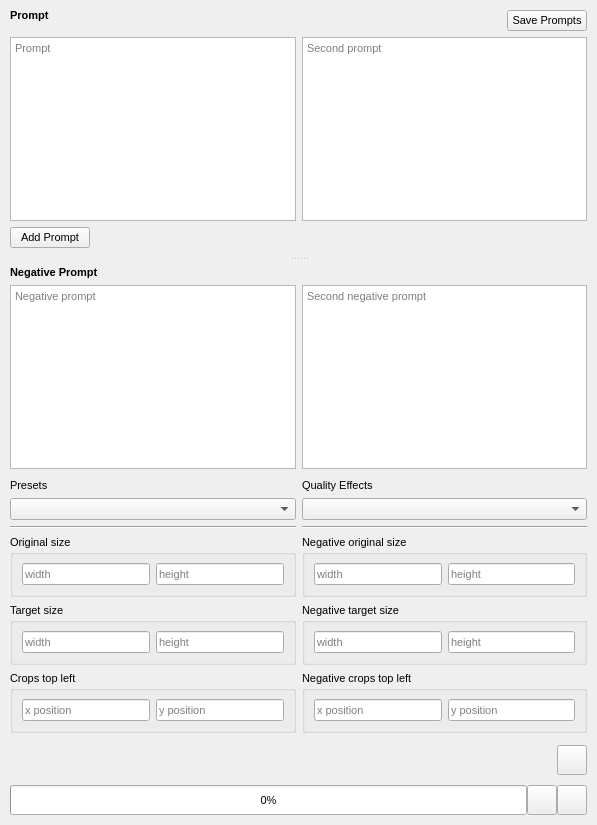
This is src/airunner/components/art/gui/widgets/stablediffusion/templates/stablediffusion_generator_form.ui in Capsize-Games/airunner as Qt 5 draws it before an edit. The edited form follows.
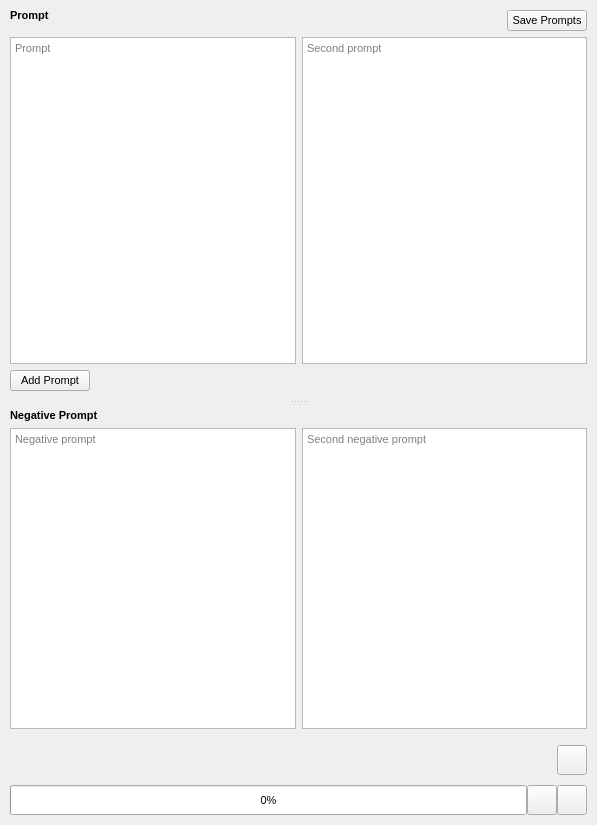
This is the edited form. Icons and pictures are not drawn. Custom widgets are drawn as their Qt base class.

```diff
--- a/src/airunner/components/art/gui/widgets/stablediffusion/templates/stablediffusion_generator_form.ui
+++ b/src/airunner/components/art/gui/widgets/stablediffusion/templates/stablediffusion_generator_form.ui
@@ -250,235 +250,6 @@
              <property name="bottomMargin">
               <number>0</number>
              </property>
-             <item>
-              <layout class="QHBoxLayout" name="horizontalLayout">
-               <item>
-                <layout class="QVBoxLayout" name="verticalLayout">
-                 <item>
-                  <widget class="QLabel" name="label_2">
-                   <property name="text">
-                    <string>Presets</string>
-                   </property>
-                  </widget>
-                 </item>
-                 <item>
-                  <widget class="QComboBox" name="image_presets"/>
-                 </item>
-                 <item>
-                  <widget class="Line" name="line_2">
-                   <property name="orientation">
-                    <enum>Qt::Orientation::Horizontal</enum>
-                   </property>
-                  </widget>
-                 </item>
-                </layout>
-               </item>
-               <item>
-                <layout class="QVBoxLayout" name="quality_effects_container">
-                 <item>
-                  <widget class="QLabel" name="label_3">
-                   <property name="text">
-                    <string>Quality Effects</string>
-                   </property>
-                  </widget>
-                 </item>
-                 <item>
-                  <widget class="QComboBox" name="quality_effects">
-                   <item>
-                    <property name="text">
-                     <string/>
-                    </property>
-                   </item>
-                   <item>
-                    <property name="text">
-                     <string>Normal</string>
-                    </property>
-                   </item>
-                   <item>
-                    <property name="text">
-                     <string>Upscaled</string>
-                    </property>
-                   </item>
-                   <item>
-                    <property name="text">
-                     <string>Downscaled</string>
-                    </property>
-                   </item>
-                  </widget>
-                 </item>
-                 <item>
-                  <widget class="Line" name="line">
-                   <property name="orientation">
-                    <enum>Qt::Orientation::Horizontal</enum>
-                   </property>
-                  </widget>
-                 </item>
-                </layout>
-               </item>
-              </layout>
-             </item>
-             <item>
-              <layout class="QHBoxLayout" name="horizontalLayout_5">
-               <item>
-                <widget class="QGroupBox" name="groupBox">
-                 <property name="title">
-                  <string>Original size</string>
-                 </property>
-                 <layout class="QHBoxLayout" name="horizontalLayout_3">
-                  <item>
-                   <widget class="QLineEdit" name="original_size_width">
-                    <property name="placeholderText">
-                     <string>width</string>
-                    </property>
-                   </widget>
-                  </item>
-                  <item>
-                   <widget class="QLineEdit" name="original_size_height">
-                    <property name="placeholderText">
-                     <string>height</string>
-                    </property>
-                   </widget>
-                  </item>
-                 </layout>
-                </widget>
-               </item>
-               <item>
-                <widget class="QGroupBox" name="groupBox_3">
-                 <property name="title">
-                  <string>Negative original size</string>
-                 </property>
-                 <layout class="QHBoxLayout" name="horizontalLayout_9">
-                  <item>
-                   <widget class="QLineEdit" name="negative_original_size_width">
-                    <property name="placeholderText">
-                     <string>width</string>
-                    </property>
-                   </widget>
-                  </item>
-                  <item>
-                   <widget class="QLineEdit" name="negative_original_size_height">
-                    <property name="placeholderText">
-                     <string>height</string>
-                    </property>
-                   </widget>
-                  </item>
-                 </layout>
-                </widget>
-               </item>
-              </layout>
-             </item>
-             <item>
-              <layout class="QHBoxLayout" name="horizontalLayout_10">
-               <item>
-                <widget class="QGroupBox" name="groupBox_4">
-                 <property name="title">
-                  <string>Target size</string>
-                 </property>
-                 <layout class="QHBoxLayout" name="horizontalLayout_11">
-                  <item>
-                   <widget class="QLineEdit" name="target_size_width">
-                    <property name="placeholderText">
-                     <string>width</string>
-                    </property>
-                   </widget>
-                  </item>
-                  <item>
-                   <widget class="QLineEdit" name="target_size_height">
-                    <property name="placeholderText">
-                     <string>height</string>
-                    </property>
-                   </widget>
-                  </item>
-                 </layout>
-                </widget>
-               </item>
-               <item>
-                <widget class="QGroupBox" name="groupBox_2">
-                 <property name="title">
-                  <string>Negative target size</string>
-                 </property>
-                 <layout class="QHBoxLayout" name="horizontalLayout_4">
-                  <item>
-                   <widget class="QLineEdit" name="negative_target_size_width">
-                    <property name="placeholderText">
-                     <string>width</string>
-                    </property>
-                   </widget>
-                  </item>
-                  <item>
-                   <widget class="QLineEdit" name="negative_target_size_height">
-                    <property name="placeholderText">
-                     <string>height</string>
-                    </property>
-                   </widget>
-                  </item>
-                 </layout>
-                </widget>
-               </item>
-              </layout>
-             </item>
-             <item>
-              <layout class="QHBoxLayout" name="horizontalLayout_12">
-               <item>
-                <widget class="QGroupBox" name="croops_coord_top_left_groupbox">
-                 <property name="title">
-                  <string>Crops top left</string>
-                 </property>
-                 <layout class="QHBoxLayout" name="horizontalLayout_2">
-                  <property name="leftMargin">
-                   <number>9</number>
-                  </property>
-                  <property name="topMargin">
-                   <number>9</number>
-                  </property>
-                  <property name="rightMargin">
-                   <number>9</number>
-                  </property>
-                  <property name="bottomMargin">
-                   <number>9</number>
-                  </property>
-                  <item>
-                   <widget class="QLineEdit" name="crops_coords_top_left_x">
-                    <property name="placeholderText">
-                     <string>x position</string>
-                    </property>
-                   </widget>
-                  </item>
-                  <item>
-                   <widget class="QLineEdit" name="crops_coords_top_left_y">
-                    <property name="placeholderText">
-                     <string>y position</string>
-                    </property>
-                   </widget>
-                  </item>
-                 </layout>
-                </widget>
-               </item>
-               <item>
-                <widget class="QGroupBox" name="groupBox_5">
-                 <property name="title">
-                  <string>Negative crops top left</string>
-                 </property>
-                 <layout class="QHBoxLayout" name="horizontalLayout_13">
-                  <item>
-                   <widget class="QLineEdit" name="negative_crops_coord_top_left_x">
-                    <property name="placeholderText">
-                     <string>x position</string>
-                    </property>
-                   </widget>
-                  </item>
-                  <item>
-                   <widget class="QLineEdit" name="negative_crops_coord_top_left_y">
-                    <property name="placeholderText">
-                     <string>y position</string>
-                    </property>
-                   </widget>
-                  </item>
-                 </layout>
-                </widget>
-               </item>
-              </layout>
-             </item>
              <item>
               <widget class="SliderWidget" name="n_samples" native="true">
                <property name="label_text" stdset="0">
```
Left out of the diff: 49 changed lines with no effect on the pictures.
